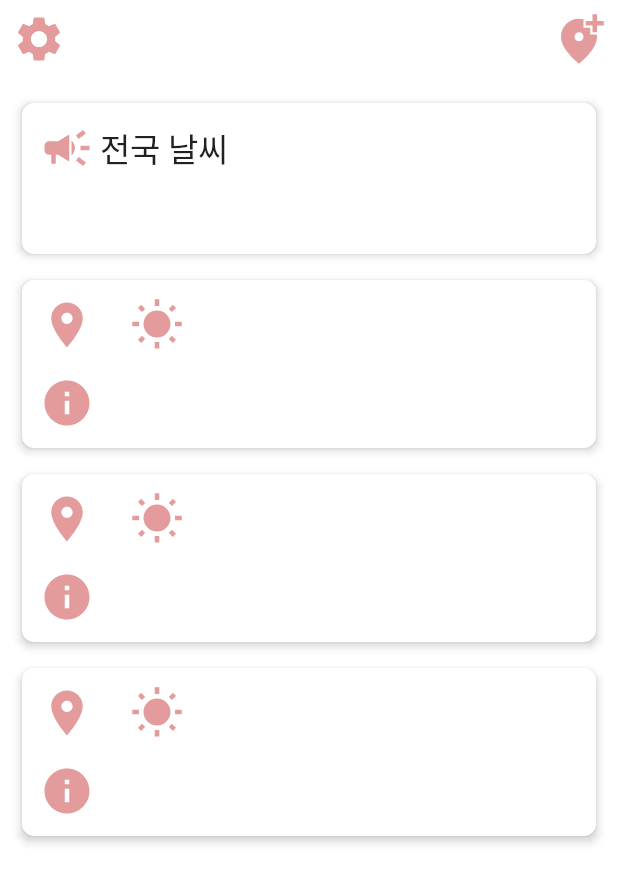
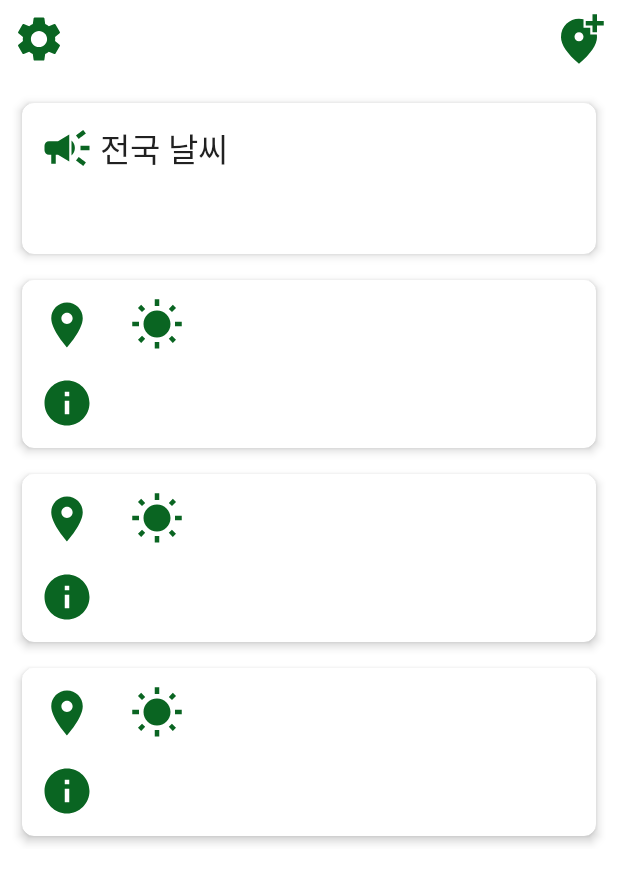
Before and after one commit to Odomhae/WeatherInfo_Android, an Android app: the layout activity_main.xml on its own in the app's theme, with its tools: preview values and no code run, on a phone screen of 412 x 824 dp. Shown: the top 883 px of the screen. Run offline under Robolectric (Android 15) with nearby library versions, the phone set to English and light mode, and no system bars; network calls fail.

Commit message:
아이콘 색 변경

```diff
--- a/app/src/main/java/com/odom/briefweatherinfo/AddLocationActivity.kt
+++ b/app/src/main/java/com/odom/briefweatherinfo/AddLocationActivity.kt
@@ -61,7 +61,7 @@ class AddLocationActivity : AppCompatActivity() {
                 Log.d("===검색성공", "$city, $lat, $lng")
                 // 중복확인 후 db에 넣고
                 saveNewCity(city, lat, lng)
-                Toast.makeText(this@AddLocationActivity, "$city 추가 완료 : $lat, $lng" , Toast.LENGTH_SHORT).show()
+                Toast.makeText(this@AddLocationActivity, "$city 추가 완료" , Toast.LENGTH_SHORT).show()
 
                 // 종료
                 finish()
--- a/app/src/main/res/drawable/ic_baseline_access_time_24.xml
+++ b/app/src/main/res/drawable/ic_baseline_access_time_24.xml
@@ -1,4 +1,4 @@
-<vector android:height="24dp" android:tint="#E39B9B"
+<vector android:height="24dp" android:tint="?attr/colorSecondaryVariant"
     android:viewportHeight="24" android:viewportWidth="24"
     android:width="24dp" xmlns:android="http://schemas.android.com/apk/res/android">
     <path android:fillColor="@android:color/white" android:pathData="M11.99,2C6.47,2 2,6.48 2,12s4.47,10 9.99,10C17.52,22 22,17.52 22,12S17.52,2 11.99,2zM12,20c-4.42,0 -8,-3.58 -8,-8s3.58,-8 8,-8 8,3.58 8,8 -3.58,8 -8,8z"/>
--- a/app/src/main/res/drawable/ic_baseline_add_location_alt_24.xml
+++ b/app/src/main/res/drawable/ic_baseline_add_location_alt_24.xml
@@ -1,4 +1,4 @@
-<vector android:height="24dp" android:tint="#E39B9B"
+<vector android:height="24dp" android:tint="?attr/colorSecondaryVariant"
     android:viewportHeight="24" android:viewportWidth="24"
     android:width="24dp" xmlns:android="http://schemas.android.com/apk/res/android">
     <path android:fillColor="@android:color/white" android:pathData="M20,1v3h3v2h-3v3h-2L18,6h-3L15,4h3L18,1h2zM12,13c1.1,0 2,-0.9 2,-2s-0.9,-2 -2,-2 -2,0.9 -2,2 0.9,2 2,2zM14,3.25L14,7h3v3h2.92c0.05,0.39 0.08,0.79 0.08,1.2 0,3.32 -2.67,7.25 -8,11.8 -5.33,-4.55 -8,-8.48 -8,-11.8C4,6.22 7.8,3 12,3c0.68,0 1.35,0.08 2,0.25z"/>
--- a/app/src/main/res/drawable/ic_baseline_campaign_24.xml
+++ b/app/src/main/res/drawable/ic_baseline_campaign_24.xml
@@ -1,4 +1,4 @@
-<vector android:height="24dp" android:tint="#E39B9B"
+<vector android:height="24dp" android:tint="?attr/colorSecondaryVariant"
     android:viewportHeight="24" android:viewportWidth="24"
     android:width="24dp" xmlns:android="http://schemas.android.com/apk/res/android">
     <path android:fillColor="@android:color/white" android:pathData="M18,11v2h4v-2h-4zM16,17.61c0.96,0.71 2.21,1.65 3.2,2.39 0.4,-0.53 0.8,-1.07 1.2,-1.6 -0.99,-0.74 -2.24,-1.68 -3.2,-2.4 -0.4,0.54 -0.8,1.08 -1.2,1.61zM20.4,5.6c-0.4,-0.53 -0.8,-1.07 -1.2,-1.6 -0.99,0.74 -2.24,1.68 -3.2,2.4 0.4,0.53 0.8,1.07 1.2,1.6 0.96,-0.72 2.21,-1.65 3.2,-2.4zM4,9c-1.1,0 -2,0.9 -2,2v2c0,1.1 0.9,2 2,2h1v4h2v-4h1l5,3L13,6L8,9L4,9zM15.5,12c0,-1.33 -0.58,-2.53 -1.5,-3.35v6.69c0.92,-0.81 1.5,-2.01 1.5,-3.34z"/>
--- a/app/src/main/res/drawable/ic_baseline_info_24.xml
+++ b/app/src/main/res/drawable/ic_baseline_info_24.xml
@@ -1,4 +1,4 @@
-<vector android:height="24dp" android:tint="#E39B9B"
+<vector android:height="24dp" android:tint="?attr/colorSecondaryVariant"
     android:viewportHeight="24" android:viewportWidth="24"
     android:width="24dp" xmlns:android="http://schemas.android.com/apk/res/android">
     <path android:fillColor="@android:color/white" android:pathData="M12,2C6.48,2 2,6.48 2,12s4.48,10 10,10 10,-4.48 10,-10S17.52,2 12,2zM13,17h-2v-6h2v6zM13,9h-2L11,7h2v2z"/>
--- a/app/src/main/res/drawable/ic_baseline_location_on_24.xml
+++ b/app/src/main/res/drawable/ic_baseline_location_on_24.xml
@@ -1,4 +1,4 @@
-<vector android:height="24dp" android:tint="#E39B9B"
+<vector android:height="24dp" android:tint="?attr/colorSecondaryVariant"
     android:viewportHeight="24" android:viewportWidth="24"
     android:width="24dp" xmlns:android="http://schemas.android.com/apk/res/android">
     <path android:fillColor="@android:color/white" android:pathData="M12,2C8.13,2 5,5.13 5,9c0,5.25 7,13 7,13s7,-7.75 7,-13c0,-3.87 -3.13,-7 -7,-7zM12,11.5c-1.38,0 -2.5,-1.12 -2.5,-2.5s1.12,-2.5 2.5,-2.5 2.5,1.12 2.5,2.5 -1.12,2.5 -2.5,2.5z"/>
--- a/app/src/main/res/drawable/ic_baseline_search_24.xml
+++ b/app/src/main/res/drawable/ic_baseline_search_24.xml
@@ -1,4 +1,4 @@
-<vector android:height="24dp" android:tint="#E39B9B"
+<vector android:height="24dp" android:tint="?attr/colorSecondaryVariant"
     android:viewportHeight="24" android:viewportWidth="24"
     android:width="24dp" xmlns:android="http://schemas.android.com/apk/res/android">
     <path android:fillColor="@android:color/white" android:pathData="M15.5,14h-0.79l-0.28,-0.27C15.41,12.59 16,11.11 16,9.5 16,5.91 13.09,3 9.5,3S3,5.91 3,9.5 5.91,16 9.5,16c1.61,0 3.09,-0.59 4.23,-1.57l0.27,0.28v0.79l5,4.99L20.49,19l-4.99,-5zM9.5,14C7.01,14 5,11.99 5,9.5S7.01,5 9.5,5 14,7.01 14,9.5 11.99,14 9.5,14z"/>
--- a/app/src/main/res/drawable/ic_baseline_settings_24.xml
+++ b/app/src/main/res/drawable/ic_baseline_settings_24.xml
@@ -1,4 +1,4 @@
-<vector android:height="24dp" android:tint="#E39B9B"
+<vector android:height="24dp" android:tint="?attr/colorSecondaryVariant"
     android:viewportHeight="24" android:viewportWidth="24"
     android:width="24dp" xmlns:android="http://schemas.android.com/apk/res/android">
     <path android:fillColor="@android:color/white" android:pathData="M19.14,12.94c0.04,-0.3 0.06,-0.61 0.06,-0.94c0,-0.32 -0.02,-0.64 -0.07,-0.94l2.03,-1.58c0.18,-0.14 0.23,-0.41 0.12,-0.61l-1.92,-3.32c-0.12,-0.22 -0.37,-0.29 -0.59,-0.22l-2.39,0.96c-0.5,-0.38 -1.03,-0.7 -1.62,-0.94L14.4,2.81c-0.04,-0.24 -0.24,-0.41 -0.48,-0.41h-3.84c-0.24,0 -0.43,0.17 -0.47,0.41L9.25,5.35C8.66,5.59 8.12,5.92 7.63,6.29L5.24,5.33c-0.22,-0.08 -0.47,0 -0.59,0.22L2.74,8.87C2.62,9.08 2.66,9.34 2.86,9.48l2.03,1.58C4.84,11.36 4.8,11.69 4.8,12s0.02,0.64 0.07,0.94l-2.03,1.58c-0.18,0.14 -0.23,0.41 -0.12,0.61l1.92,3.32c0.12,0.22 0.37,0.29 0.59,0.22l2.39,-0.96c0.5,0.38 1.03,0.7 1.62,0.94l0.36,2.54c0.05,0.24 0.24,0.41 0.48,0.41h3.84c0.24,0 0.44,-0.17 0.47,-0.41l0.36,-2.54c0.59,-0.24 1.13,-0.56 1.62,-0.94l2.39,0.96c0.22,0.08 0.47,0 0.59,-0.22l1.92,-3.32c0.12,-0.22 0.07,-0.47 -0.12,-0.61L19.14,12.94zM12,15.6c-1.98,0 -3.6,-1.62 -3.6,-3.6s1.62,-3.6 3.6,-3.6s3.6,1.62 3.6,3.6S13.98,15.6 12,15.6z"/>
--- a/app/src/main/res/drawable/ic_baseline_wb_sunny_24.xml
+++ b/app/src/main/res/drawable/ic_baseline_wb_sunny_24.xml
@@ -1,4 +1,4 @@
-<vector android:height="24dp" android:tint="#E39B9B"
+<vector android:height="24dp" android:tint="?attr/colorSecondaryVariant"
     android:viewportHeight="24" android:viewportWidth="24"
     android:width="24dp" xmlns:android="http://schemas.android.com/apk/res/android">
     <path android:fillColor="@android:color/white" android:pathData="M6.76,4.84l-1.8,-1.79 -1.41,1.41 1.79,1.79 1.42,-1.41zM4,10.5L1,10.5v2h3v-2zM13,0.55h-2L11,3.5h2L13,0.55zM20.45,4.46l-1.41,-1.41 -1.79,1.79 1.41,1.41 1.79,-1.79zM17.24,18.16l1.79,1.8 1.41,-1.41 -1.8,-1.79 -1.4,1.4zM20,10.5v2h3v-2h-3zM12,5.5c-3.31,0 -6,2.69 -6,6s2.69,6 6,6 6,-2.69 6,-6 -2.69,-6 -6,-6zM11,22.45h2L13,19.5h-2v2.95zM3.55,18.54l1.41,1.41 1.79,-1.8 -1.41,-1.41 -1.79,1.8z"/>
--- a/app/src/main/res/values-night/themes.xml
+++ b/app/src/main/res/values-night/themes.xml
@@ -7,10 +7,10 @@
         <item name="colorOnPrimary">@color/black</item>
         <!-- Secondary brand color. -->
         <item name="colorSecondary">@color/teal_200</item>
-        <item name="colorSecondaryVariant">@color/teal_200</item>
+        <item name="colorSecondaryVariant">@color/lime</item>
         <item name="colorOnSecondary">@color/black</item>
         <!-- Status bar color. -->
-        <item name="android:statusBarColor" tools:targetApi="l">?attr/colorPrimaryVariant</item>
+        <item name="android:statusBarColor" tools:targetApi="l">?attr/colorOnPrimary</item>
         <!-- Customize your theme here. -->
     </style>
 </resources>
--- a/app/src/main/res/values/colors.xml
+++ b/app/src/main/res/values/colors.xml
@@ -1,5 +1,6 @@
 <?xml version="1.0" encoding="utf-8"?>
 <resources>
+    <!-- 투명도 빨 초 파 -->
     <color name="purple_200">#FFBB86FC</color>
     <color name="purple_500">#FF6200EE</color>
     <color name="purple_700">#FF3700B3</color>
@@ -7,4 +8,6 @@
     <color name="teal_700">#FF018786</color>
     <color name="black">#FF000000</color>
     <color name="white">#FFFFFFFF</color>
+    <color name="lime">#FFC7EA46</color>
+    <color name="forest">#FF0A6522</color>
 </resources>
--- a/app/src/main/res/values/themes.xml
+++ b/app/src/main/res/values/themes.xml
@@ -7,10 +7,10 @@
         <item name="colorOnPrimary">@color/white</item>
         <!-- Secondary brand color. -->
         <item name="colorSecondary">@color/teal_200</item>
-        <item name="colorSecondaryVariant">@color/teal_700</item>
+        <item name="colorSecondaryVariant">@color/forest</item>
         <item name="colorOnSecondary">@color/black</item>
         <!-- Status bar color. -->
-        <item name="android:statusBarColor" tools:targetApi="l">?attr/colorPrimaryVariant</item>
+        <item name="android:statusBarColor" tools:targetApi="l">@null</item>
         <!-- Customize your theme here. -->
     </style>
 </resources>
```
